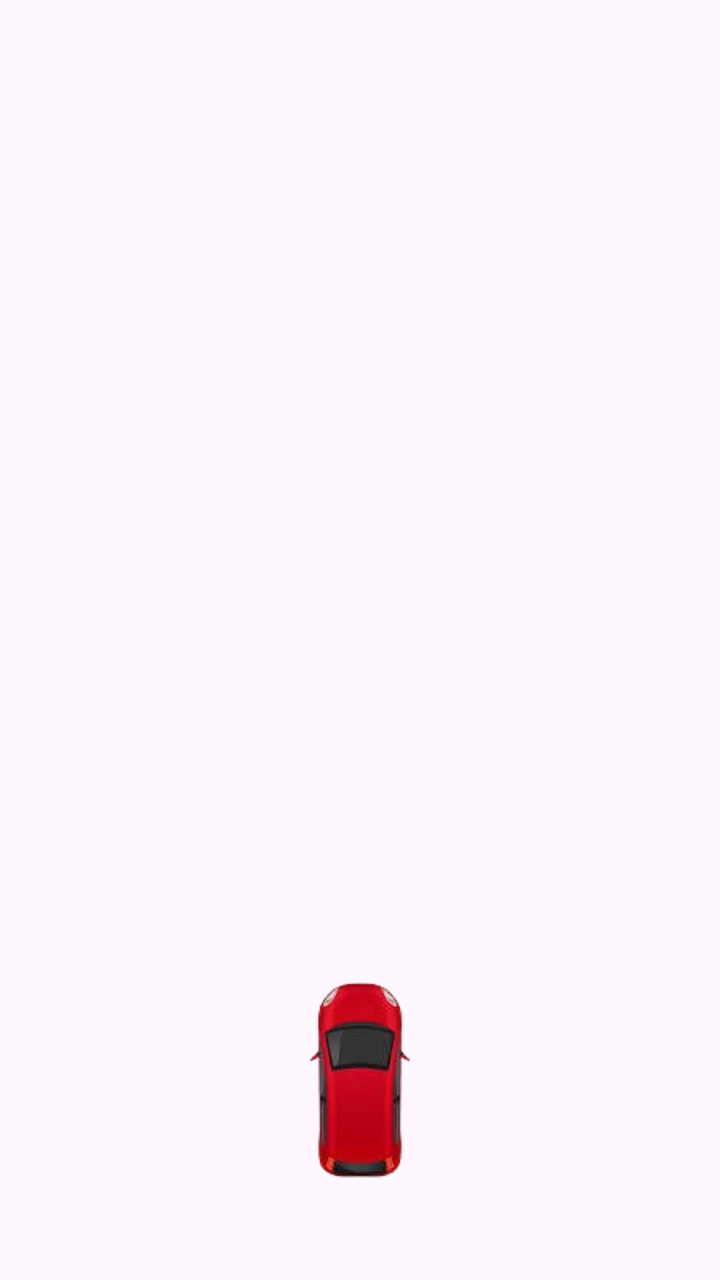
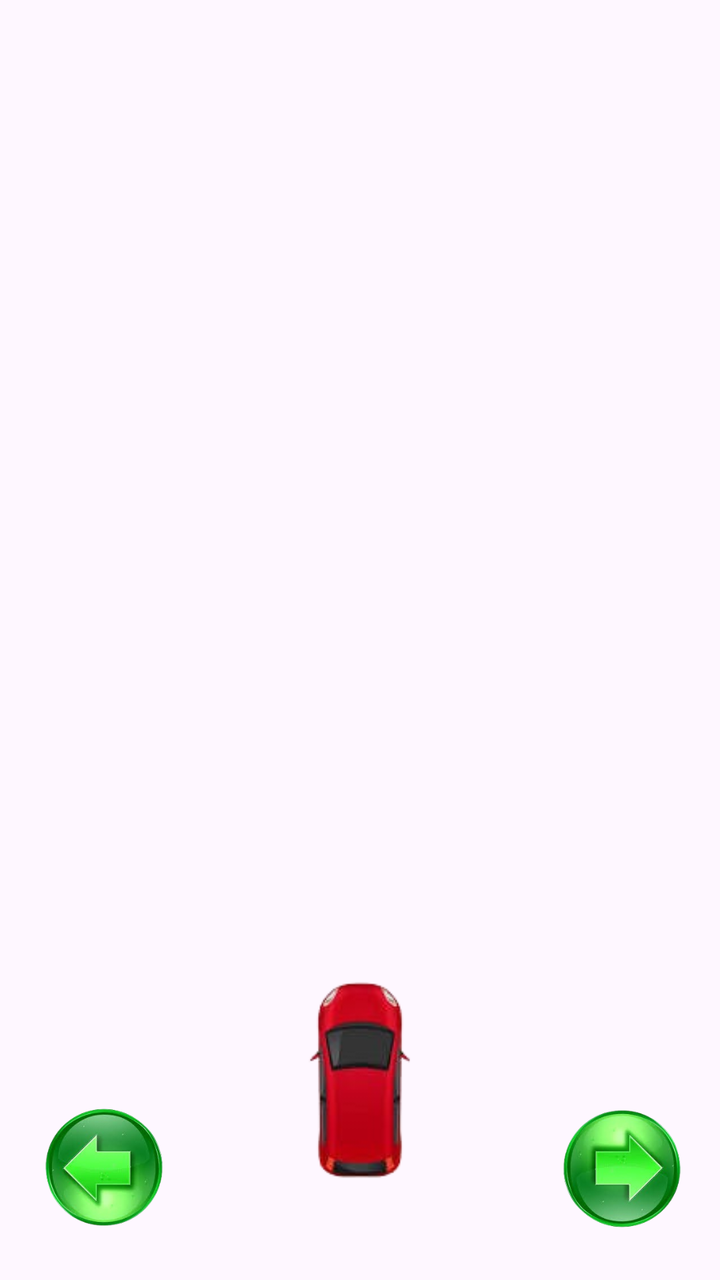

Two renders of the same Android screen: before a commit and after it. Below are the layout's source before the change and the commit's diff.
<!-- AndroidManifest.xml: application theme Theme.LaneGame -->
<!-- res/layout/activity_main.xml -->
<?xml version="1.0" encoding="utf-8"?>
<androidx.constraintlayout.widget.ConstraintLayout
    xmlns:android="http://schemas.android.com/apk/res/android"
    xmlns:tools="http://schemas.android.com/tools"
    xmlns:app="http://schemas.android.com/apk/res-auto"
    android:id="@+id/main"
    android:layout_width="match_parent"
    android:layout_height="match_parent"
    tools:context=".MainActivity">

    <FrameLayout
        android:id="@+id/gameArea"
        android:layout_width="0dp"
        android:layout_height="0dp"
        app:layout_constraintTop_toTopOf="parent"
        app:layout_constraintBottom_toBottomOf="parent"
        app:layout_constraintStart_toStartOf="parent"
        app:layout_constraintEnd_toEndOf="parent">

        <ImageView
            android:id="@+id/car"
            android:layout_width="120dp"
            android:layout_height="200dp"
            android:layout_gravity="bottom|center_horizontal"
            android:src="@drawable/car"
            android:scaleType="fitCenter" />

    </FrameLayout>

</androidx.constraintlayout.widget.ConstraintLayout>
<!-- resources referenced by this layout -->
<resources>
  <!-- drawable car: png bitmap (drawable, 15296 bytes) -->
  <style name="Theme.LaneGame" parent="Base.Theme.LaneGame" />
  <style name="Base.Theme.LaneGame" parent="Theme.Material3.DayNight.NoActionBar">
          
          
      </style>
</resources>

<!-- the commit's change to res/layout/activity_main.xml (unified diff, before → after) -->
@@ -27,4 +27,34 @@
 
     </FrameLayout>
 
+    <ImageButton
+        android:id="@+id/btnLeft"
+        android:layout_width="64dp"
+        android:layout_height="64dp"
+        android:layout_marginStart="20dp"
+        android:layout_marginBottom="24dp"
+        android:background="@null"
+        android:padding="0dp"
+        android:scaleType="fitCenter"
+        android:adjustViewBounds="true"
+        android:contentDescription="Move left"
+        android:src="@drawable/left"
+        app:layout_constraintStart_toStartOf="@id/gameArea"
+        app:layout_constraintBottom_toBottomOf="@id/gameArea" />
+
+    <ImageButton
+        android:id="@+id/btnRight"
+        android:layout_width="64dp"
+        android:layout_height="64dp"
+        android:layout_marginEnd="17dp"
+        android:layout_marginBottom="24dp"
+        android:background="@null"
+        android:padding="0dp"
+        android:scaleType="fitCenter"
+        android:adjustViewBounds="true"
+        android:contentDescription="Move right"
+        android:src="@drawable/right"
+        app:layout_constraintEnd_toEndOf="@id/gameArea"
+        app:layout_constraintBottom_toBottomOf="@id/gameArea" />
+
 </androidx.constraintlayout.widget.ConstraintLayout>
<!-- resource entries referenced after the edit -->
@@ -1,6 +1,8 @@
 <!-- resources referenced by this layout -->
 <resources>
   <!-- drawable car: png bitmap (drawable, 15296 bytes) -->
+  <!-- drawable left: png bitmap (drawable, 70808 bytes) -->
+  <!-- drawable right: png bitmap (drawable, 57801 bytes) -->
   <style name="Theme.LaneGame" parent="Base.Theme.LaneGame" />
   <style name="Base.Theme.LaneGame" parent="Theme.Material3.DayNight.NoActionBar">
           
